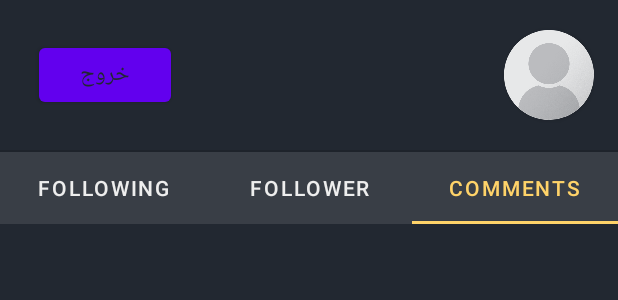
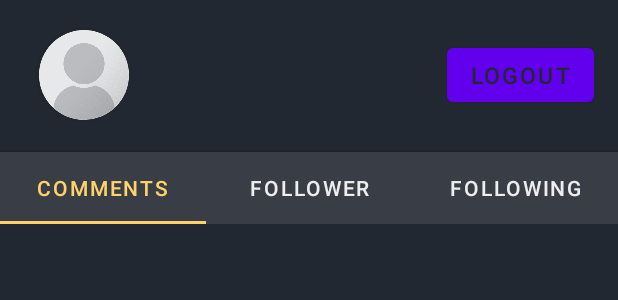
Before and after one commit to mhnaderi99/Stage, an Android app: the layout fragment_profile.xml on its own in the app's theme, with its tools: preview values and no code run, on a phone screen of 412 x 824 dp. Shown: the top 300 px of the screen. Run offline under Robolectric (Android 15) with nearby library versions, the phone set to English and light mode, and no system bars.

Commit message:
add flwers and flwings and s....

```diff
--- a/app/src/main/res/layout/fragment_profile.xml
+++ b/app/src/main/res/layout/fragment_profile.xml
@@ -6,7 +6,7 @@
     android:layout_height="match_parent"
     tools:context=".fragments.ProfileFragment"
     android:orientation="vertical"
-    android:layoutDirection="rtl"
+    android:layoutDirection="ltr"
     android:background="@color/darker">
 
     <LinearLayout
@@ -40,9 +40,10 @@
         </androidx.cardview.widget.CardView>
 
         <TextView
-            android:textDirection="rtl"
+            android:textDirection="ltr"
             android:id="@+id/usernameLabel"
             android:layout_width="wrap_content"
+            android:layout_marginLeft="10dp"
             android:layout_height="match_parent"
             android:gravity="center_vertical"
             android:layout_weight="1"
@@ -53,6 +54,17 @@
             android:textSize="15sp"
             android:textColor="@color/darker"
             android:text="@string/logout"
+            android:layout_marginLeft="10dp"
+            android:layout_width="wrap_content"
+            android:layout_height="wrap_content"
+            app:layout_constraintLeft_toLeftOf="parent"
+            app:layout_constraintTop_toTopOf="parent"/>
+        <Button
+            android:id="@+id/follow"
+            android:textSize="15sp"
+            android:textColor="@color/darker"
+            android:visibility="gone"
+            android:text="@string/follow"
             android:layout_marginLeft="10dp"
             android:layout_width="wrap_content"
             android:layout_height="wrap_content"
@@ -96,6 +108,7 @@
         android:layout_marginTop="20dp"
         android:divider="@color/dark"
         android:dividerHeight="1dp"
+        android:layout_margin="10dp"
         app:layout_constraintEnd_toEndOf="parent"
         app:layout_constraintStart_toStartOf="parent"
         app:layout_constraintTop_toBottomOf="@+id/tabs"/>
--- a/app/src/main/res/values/strings.xml
+++ b/app/src/main/res/values/strings.xml
@@ -14,11 +14,12 @@
     <string name="invalid_username">Not a valid username</string>
     <string name="invalid_password">Password must be >5 characters</string>
     <string name="login_failed">"Login failed"</string>
-    <string name="enter_email">لطفا ایمیل خود را وارد کنید</string>
-    <string name="receive_otp">دریافت کد تایید</string>
-    <string name="enter_code">کد را وارد کنید</string>
-    <string name="login">ورود</string>
-    <string name="logout">خروج</string>
+    <string name="enter_email">please enter you email</string>
+    <string name="receive_otp">get activation code</string>
+    <string name="enter_code">enter activation code</string>
+    <string name="login">login</string>
+    <string name="logout">logout</string>
+    <string name="follow">follow</string>
 
     <string name="search_nav_title">Search</string>
     <string name="home_nav_title">Home</string>
```
Also changed, not shown: app/src/main/java/com/example/stage/fragments/ProfileFragment.kt (+34 -6 lines), app/src/main/java/com/example/stage/fragments/SearchFragment.kt (+29 -29 lines).
